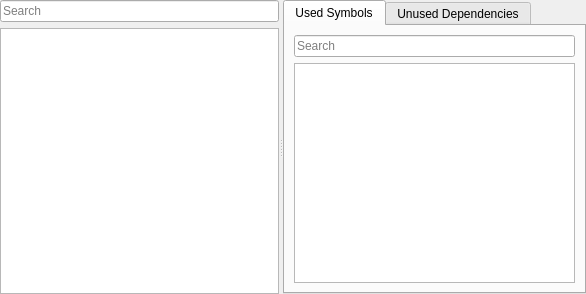
This is ui/views/dependencyview.ui in KDE/elf-dissector as Qt 5 draws it before an edit. The edited form follows.
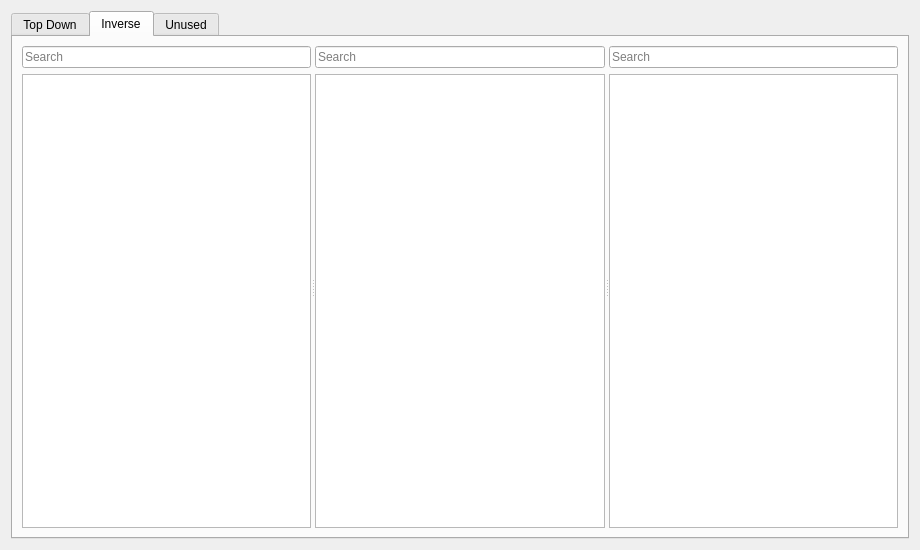
This is the edited form. The open tabs and pages were chosen to show the change.

Commit message:
Add inverse dependency view.
This allows to easily identify places using a specific library, especially
useful when working on removing the use of a legacy library.

The edit to the form file:
```diff
--- a/ui/views/dependencyview.ui
+++ b/ui/views/dependencyview.ui
@@ -6,10 +6,20 @@
    <rect>
     <x>0</x>
     <y>0</y>
-    <width>586</width>
-    <height>294</height>
+    <width>920</width>
+    <height>550</height>
    </rect>
   </property>
+  <layout class="QVBoxLayout" name="verticalLayout_5">
+   <item>
+    <widget class="QTabWidget" name="tabWidget">
+     <property name="currentIndex">
+      <number>0</number>
+     </property>
+     <widget class="QWidget" name="usedSymbolsTab">
+      <attribute name="title">
+       <string>Top Down</string>
+      </attribute>
   <layout class="QVBoxLayout" name="verticalLayout_3">
    <property name="leftMargin">
     <number>0</number>
@@ -28,7 +38,7 @@
      <property name="orientation">
       <enum>Qt::Horizontal</enum>
      </property>
-     <widget class="QWidget" name="layoutWidget">
+         <widget class="QWidget" name="">
       <layout class="QVBoxLayout" name="verticalLayout">
        <item>
         <widget class="QLineEdit" name="dependencySearchLine">
@@ -49,19 +59,9 @@
        </item>
       </layout>
      </widget>
-     <widget class="QWidget" name="layoutWidget_2">
+         <widget class="QWidget" name="">
       <layout class="QVBoxLayout" name="verticalLayout_2">
        <item>
-        <widget class="QTabWidget" name="tabWidget">
-         <property name="currentIndex">
-          <number>0</number>
-         </property>
-         <widget class="QWidget" name="usedSymbolsTab">
-          <attribute name="title">
-           <string>Used Symbols</string>
-          </attribute>
-          <layout class="QVBoxLayout" name="verticalLayout_4">
-           <item>
             <widget class="QLineEdit" name="symbolSearchLine">
              <property name="placeholderText">
               <string>Search</string>
@@ -83,11 +83,101 @@
            </item>
           </layout>
          </widget>
+        </widget>
+       </item>
+      </layout>
+     </widget>
+     <widget class="QWidget" name="tab">
+      <attribute name="title">
+       <string>Inverse</string>
+      </attribute>
+      <layout class="QVBoxLayout" name="verticalLayout_9">
+       <item>
+        <widget class="QSplitter" name="splitter_2">
+         <property name="orientation">
+          <enum>Qt::Horizontal</enum>
+         </property>
+         <widget class="QWidget" name="">
+          <layout class="QVBoxLayout" name="verticalLayout_6">
+           <item>
+            <widget class="QLineEdit" name="inverseFileListSearchLine">
+             <property name="placeholderText">
+              <string>Search</string>
+             </property>
+             <property name="clearButtonEnabled">
+              <bool>true</bool>
+             </property>
+            </widget>
+           </item>
+           <item>
+            <widget class="QTreeView" name="inverseFileList">
+             <property name="rootIsDecorated">
+              <bool>false</bool>
+             </property>
+             <property name="uniformRowHeights">
+              <bool>true</bool>
+             </property>
+            </widget>
+           </item>
+          </layout>
+         </widget>
+         <widget class="QWidget" name="">
+          <layout class="QVBoxLayout" name="verticalLayout_7">
+           <item>
+            <widget class="QLineEdit" name="inverseDependencyListSearchLine">
+             <property name="placeholderText">
+              <string>Search</string>
+             </property>
+             <property name="clearButtonEnabled">
+              <bool>true</bool>
+             </property>
+            </widget>
+           </item>
+           <item>
+            <widget class="QTreeView" name="inverseDependencyList">
+             <property name="rootIsDecorated">
+              <bool>false</bool>
+             </property>
+             <property name="uniformRowHeights">
+              <bool>true</bool>
+             </property>
+            </widget>
+           </item>
+          </layout>
+         </widget>
+         <widget class="QWidget" name="">
+          <layout class="QVBoxLayout" name="verticalLayout_8">
+           <item>
+            <widget class="QLineEdit" name="inverseSymbolListSearchLine">
+             <property name="placeholderText">
+              <string>Search</string>
+             </property>
+             <property name="clearButtonEnabled">
+              <bool>true</bool>
+             </property>
+            </widget>
+           </item>
+           <item>
+            <widget class="QTreeView" name="inverseSymbolList">
+             <property name="rootIsDecorated">
+              <bool>false</bool>
+             </property>
+             <property name="uniformRowHeights">
+              <bool>true</bool>
+             </property>
+            </widget>
+           </item>
+          </layout>
+         </widget>
+        </widget>
+       </item>
+      </layout>
+     </widget>
          <widget class="QWidget" name="unusedDependenciesTab">
           <attribute name="title">
-           <string>Unused Dependencies</string>
-          </attribute>
-          <layout class="QVBoxLayout" name="verticalLayout_5">
+       <string>Unused</string>
+      </attribute>
+      <layout class="QVBoxLayout" name="verticalLayout_4">
            <item>
             <widget class="QLineEdit" name="unusedSearchLine">
              <property name="placeholderText">
@@ -103,10 +193,6 @@
              <property name="uniformRowHeights">
               <bool>true</bool>
              </property>
-            </widget>
-           </item>
-          </layout>
-         </widget>
         </widget>
        </item>
       </layout>
```
Left out of the diff: 12 changed lines with no effect on the pictures. Lines whose indentation alone changed are shown as unchanged. The commit also changes 7 other files.
